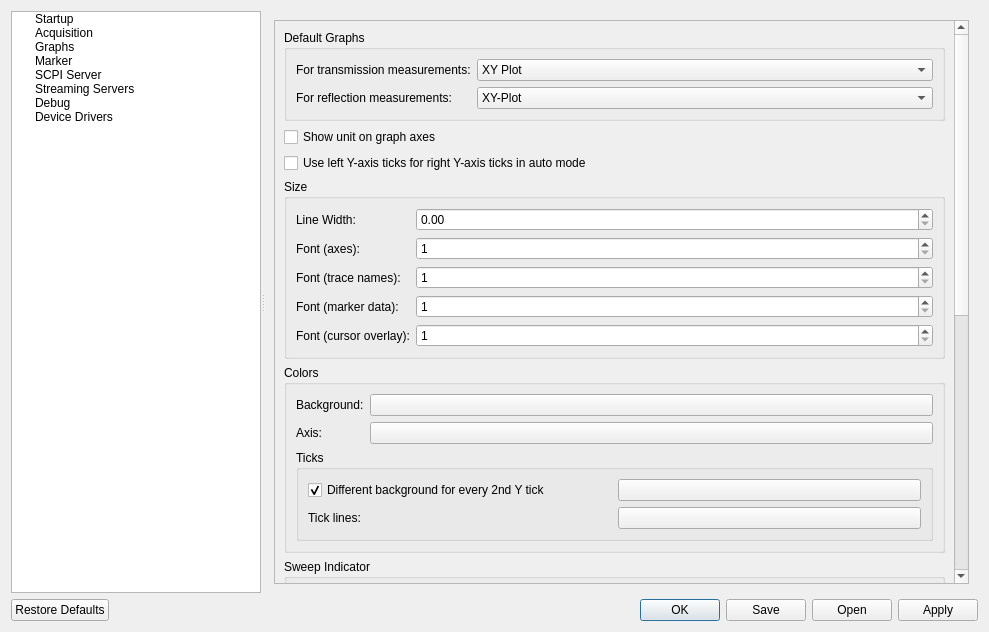
jankae/LibreVNA, file Software/PC_Application/LibreVNA-GUI/preferencesdialog.ui: the form before one commit.
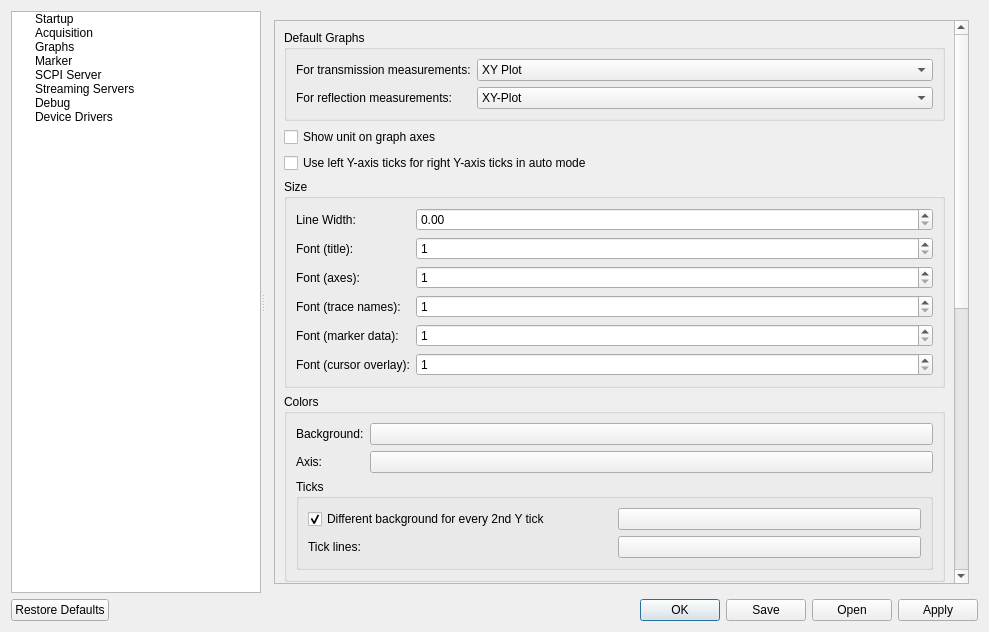
The form after the commit. Custom widgets are drawn as their Qt base class.

Commit message: add optional title to graphs

What changed in the file:
```diff
--- a/Software/PC_Application/LibreVNA-GUI/preferencesdialog.ui
+++ b/Software/PC_Application/LibreVNA-GUI/preferencesdialog.ui
@@ -953,9 +953,9 @@
            <property name="geometry">
             <rect>
              <x>0</x>
-             <y>-622</y>
+             <y>0</y>
              <width>683</width>
-             <height>1185</height>
+             <height>1217</height>
             </rect>
            </property>
            <layout class="QVBoxLayout" name="verticalLayout_22">
@@ -1066,62 +1066,76 @@
                    </property>
                   </widget>
                  </item>
-                 <item row="1" column="0">
+                 <item row="2" column="0">
                   <widget class="QLabel" name="label_39">
                    <property name="text">
                     <string>Font (axes):</string>
                    </property>
                   </widget>
                  </item>
-                 <item row="1" column="1">
-                  <widget class="QSpinBox" name="GraphsFontSizeAxis">
-                   <property name="minimum">
-                    <number>1</number>
-                   </property>
-                  </widget>
-                 </item>
                  <item row="2" column="1">
-                  <widget class="QSpinBox" name="GraphsFontSizeTraceNames">
+                  <widget class="QSpinBox" name="GraphsFontSizeAxis">
                    <property name="minimum">
                     <number>1</number>
                    </property>
                   </widget>
                  </item>
                  <item row="3" column="1">
-                  <widget class="QSpinBox" name="GraphsFontSizeMarkerData">
+                  <widget class="QSpinBox" name="GraphsFontSizeTraceNames">
                    <property name="minimum">
                     <number>1</number>
                    </property>
                   </widget>
                  </item>
                  <item row="4" column="1">
+                  <widget class="QSpinBox" name="GraphsFontSizeMarkerData">
+                   <property name="minimum">
+                    <number>1</number>
+                   </property>
+                  </widget>
+                 </item>
+                 <item row="5" column="1">
                   <widget class="QSpinBox" name="GraphsFontSizeCursorOverlay">
                    <property name="minimum">
                     <number>1</number>
                    </property>
                   </widget>
                  </item>
-                 <item row="2" column="0">
+                 <item row="3" column="0">
                   <widget class="QLabel" name="label_40">
                    <property name="text">
                     <string>Font (trace names):</string>
                    </property>
                   </widget>
                  </item>
-                 <item row="3" column="0">
+                 <item row="4" column="0">
                   <widget class="QLabel" name="label_41">
                    <property name="text">
                     <string>Font (marker data):</string>
                    </property>
                   </widget>
                  </item>
-                 <item row="4" column="0">
+                 <item row="5" column="0">
                   <widget class="QLabel" name="label_42">
                    <property name="text">
                     <string>Font (cursor overlay):</string>
                    </property>
                   </widget>
                  </item>
+                 <item row="1" column="0">
+                  <widget class="QLabel" name="label_68">
+                   <property name="text">
+                    <string>Font (title):</string>
+                   </property>
+                  </widget>
+                 </item>
+                 <item row="1" column="1">
+                  <widget class="QSpinBox" name="GraphsFontSizeTitle">
+                   <property name="minimum">
+                    <number>1</number>
+                   </property>
+                  </widget>
+                 </item>
                 </layout>
                </widget>
               </item>
```
The commit also changes 7 other files.
